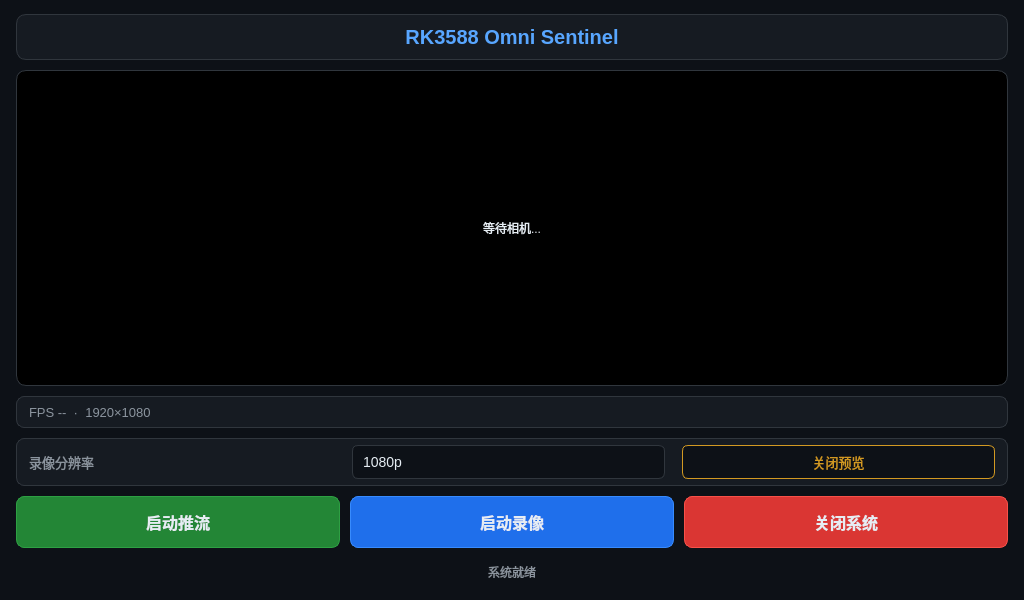
This is Software/APP/SentinelQT/widget.ui in Davin-Liang/RK3588-Omni-Sentinel as Qt 5 draws it before an edit. The edited form follows.
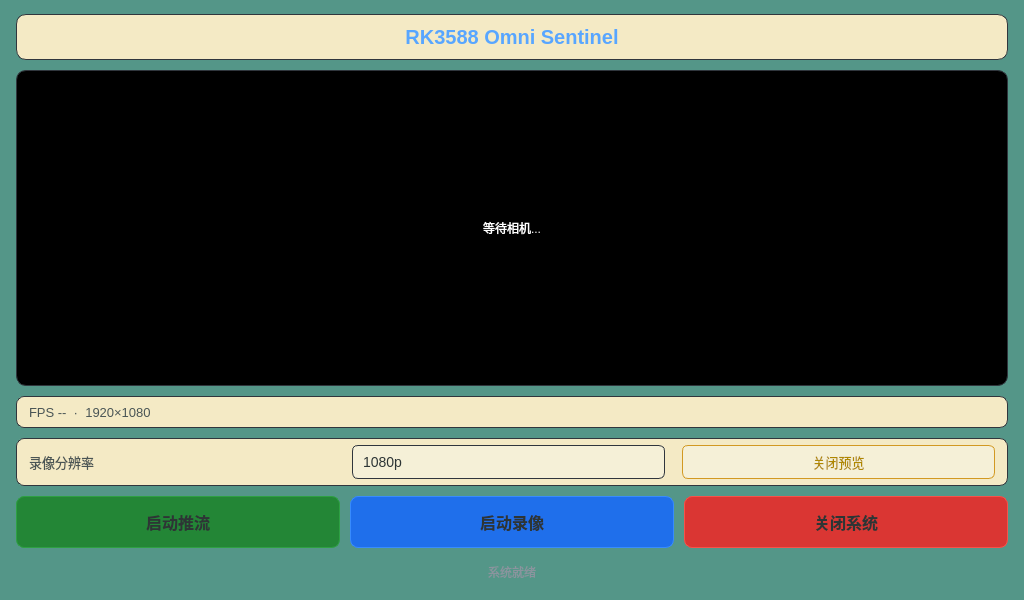
This is the edited form.

Commit message: style(SentinelQT): teal background + cream card panels color scheme

```diff
--- a/Software/APP/SentinelQT/widget.ui
+++ b/Software/APP/SentinelQT/widget.ui
@@ -9,7 +9,7 @@
    <string>Omni Sentinel</string>
   </property>
   <property name="styleSheet">
-   <string notr="true">background-color: #0d1117; color: #e6edf3;</string>
+   <string notr="true">background-color: #549688; color: #ffffff;</string>
   </property>
   <layout class="QVBoxLayout" name="rootLayout">
    <property name="spacing"><number>10</number></property>
@@ -24,7 +24,7 @@
      <property name="minimumSize"><size><width>0</width><height>46</height></size></property>
      <property name="maximumSize"><size><width>16777215</width><height>46</height></size></property>
      <property name="styleSheet">
-      <string notr="true">background-color: #161b22; border: 1px solid #30363d; border-radius: 10px;</string>
+      <string notr="true">background-color: #F4EAC5; border: 1px solid #30363d; border-radius: 10px;</string>
      </property>
      <layout class="QHBoxLayout" name="titleBarLayout">
       <property name="leftMargin"><number>0</number></property>
@@ -69,7 +69,7 @@
      <property name="minimumSize"><size><width>0</width><height>32</height></size></property>
      <property name="maximumSize"><size><width>16777215</width><height>32</height></size></property>
      <property name="styleSheet">
-      <string notr="true">background-color: #161b22; border: 1px solid #30363d; border-radius: 8px;</string>
+      <string notr="true">background-color: #F4EAC5; border: 1px solid #30363d; border-radius: 8px;</string>
      </property>
      <layout class="QHBoxLayout" name="statusBarLayout">
       <property name="spacing"><number>16</number></property>
@@ -81,7 +81,7 @@
        <widget class="QLabel" name="fpsLabel">
         <property name="text"><string>FPS --  ·  1920×1080</string></property>
         <property name="styleSheet">
-         <string notr="true">font-size: 13px; color: #8b949e; background: transparent; border: none;</string>
+         <string notr="true">font-size: 13px; color: #4a5555; background: transparent; border: none;</string>
         </property>
        </widget>
       </item>
@@ -106,7 +106,7 @@
      <property name="minimumSize"><size><width>0</width><height>48</height></size></property>
      <property name="maximumSize"><size><width>16777215</width><height>48</height></size></property>
      <property name="styleSheet">
-      <string notr="true">background-color: #161b22; border: 1px solid #30363d; border-radius: 8px;</string>
+      <string notr="true">background-color: #F4EAC5; border: 1px solid #30363d; border-radius: 8px;</string>
      </property>
      <layout class="QHBoxLayout" name="settingsLayout">
       <property name="spacing"><number>10</number></property>
@@ -118,7 +118,7 @@
        <widget class="QLabel" name="resLabel">
         <property name="text"><string>录像分辨率</string></property>
         <property name="styleSheet">
-         <string notr="true">font-size: 13px; color: #8b949e; background: transparent; border: none;</string>
+         <string notr="true">font-size: 13px; color: #4a5555; background: transparent; border: none;</string>
         </property>
        </widget>
       </item>
@@ -126,7 +126,7 @@
        <widget class="QComboBox" name="resCombo">
         <property name="minimumSize"><size><width>100</width><height>34</height></size></property>
         <property name="styleSheet">
-         <string notr="true">QComboBox { font-size: 14px; color: #e6edf3; background-color: #0d1117; border: 1px solid #30363d; border-radius: 6px; padding: 2px 10px; } QComboBox:hover { border-color: #58a6ff; } QComboBox QAbstractItemView { background-color: #161b22; color: #e6edf3; selection-background-color: #1f6feb; border: 1px solid #30363d; } QComboBox::drop-down { border: none; width: 24px; }</string>
+         <string notr="true">QComboBox { font-size: 14px; color: #2d3535; background-color: #F5F0D7; border: 1px solid #30363d; border-radius: 6px; padding: 2px 10px; } QComboBox:hover { border-color: #58a6ff; } QComboBox QAbstractItemView { background-color: #F4EAC5; color: #2d3535; selection-background-color: #58a6ff; border: 1px solid #30363d; } QComboBox::drop-down { border: none; width: 24px; }</string>
         </property>
         <item><property name="text"><string>1080p</string></property></item>
         <item><property name="text"><string>720p</string></property></item>
@@ -140,7 +140,7 @@
         <property name="text"><string>关闭预览</string></property>
         <property name="minimumSize"><size><width>100</width><height>34</height></size></property>
         <property name="styleSheet">
-         <string notr="true">font-size: 13px; color: #d29922; background-color: #0d1117; border: 1px solid #d29922; border-radius: 6px; padding: 0 16px;</string>
+         <string notr="true">font-size: 13px; color: #b08800; background-color: #F5F0D7; border: 1px solid #d29922; border-radius: 6px; padding: 0 16px;</string>
         </property>
        </widget>
       </item>
@@ -157,7 +157,7 @@
        <property name="text"><string>启动推流</string></property>
        <property name="minimumSize"><size><width>0</width><height>52</height></size></property>
        <property name="styleSheet">
-        <string notr="true">QPushButton { font-size: 16px; font-weight: 600; color: #e6edf3; background-color: #238636; border: 1px solid #2ea043; border-radius: 8px; } QPushButton:hover { background-color: #2ea043; } QPushButton:pressed { background-color: #196c2e; } QPushButton:disabled { color: #484f58; background-color: #21262d; border-color: #30363d; }</string>
+        <string notr="true">QPushButton { font-size: 16px; font-weight: 600; color: #2d3535; background-color: #238636; border: 1px solid #2ea043; border-radius: 8px; } QPushButton:hover { background-color: #2ea043; } QPushButton:pressed { background-color: #196c2e; } QPushButton:disabled { color: #484f58; background-color: #21262d; border-color: #30363d; }</string>
        </property>
       </widget>
      </item>
@@ -166,7 +166,7 @@
        <property name="text"><string>启动录像</string></property>
        <property name="minimumSize"><size><width>0</width><height>52</height></size></property>
        <property name="styleSheet">
-        <string notr="true">QPushButton { font-size: 16px; font-weight: 600; color: #e6edf3; background-color: #1f6feb; border: 1px solid #388bfd; border-radius: 8px; } QPushButton:hover { background-color: #388bfd; } QPushButton:pressed { background-color: #1158c7; } QPushButton:disabled { color: #484f58; background-color: #21262d; border-color: #30363d; }</string>
+        <string notr="true">QPushButton { font-size: 16px; font-weight: 600; color: #2d3535; background-color: #1f6feb; border: 1px solid #388bfd; border-radius: 8px; } QPushButton:hover { background-color: #388bfd; } QPushButton:pressed { background-color: #1158c7; } QPushButton:disabled { color: #484f58; background-color: #21262d; border-color: #30363d; }</string>
        </property>
       </widget>
      </item>
@@ -175,7 +175,7 @@
        <property name="text"><string>关闭系统</string></property>
        <property name="minimumSize"><size><width>0</width><height>52</height></size></property>
        <property name="styleSheet">
-        <string notr="true">QPushButton { font-size: 16px; font-weight: 600; color: #e6edf3; background-color: #da3633; border: 1px solid #f85149; border-radius: 8px; } QPushButton:hover { background-color: #f85149; } QPushButton:pressed { background-color: #b62324; } QPushButton:disabled { color: #484f58; background-color: #21262d; border-color: #30363d; }</string>
+        <string notr="true">QPushButton { font-size: 16px; font-weight: 600; color: #2d3535; background-color: #da3633; border: 1px solid #f85149; border-radius: 8px; } QPushButton:hover { background-color: #f85149; } QPushButton:pressed { background-color: #b62324; } QPushButton:disabled { color: #484f58; background-color: #21262d; border-color: #30363d; }</string>
        </property>
       </widget>
      </item>
```
The commit also changes 1 other file.
